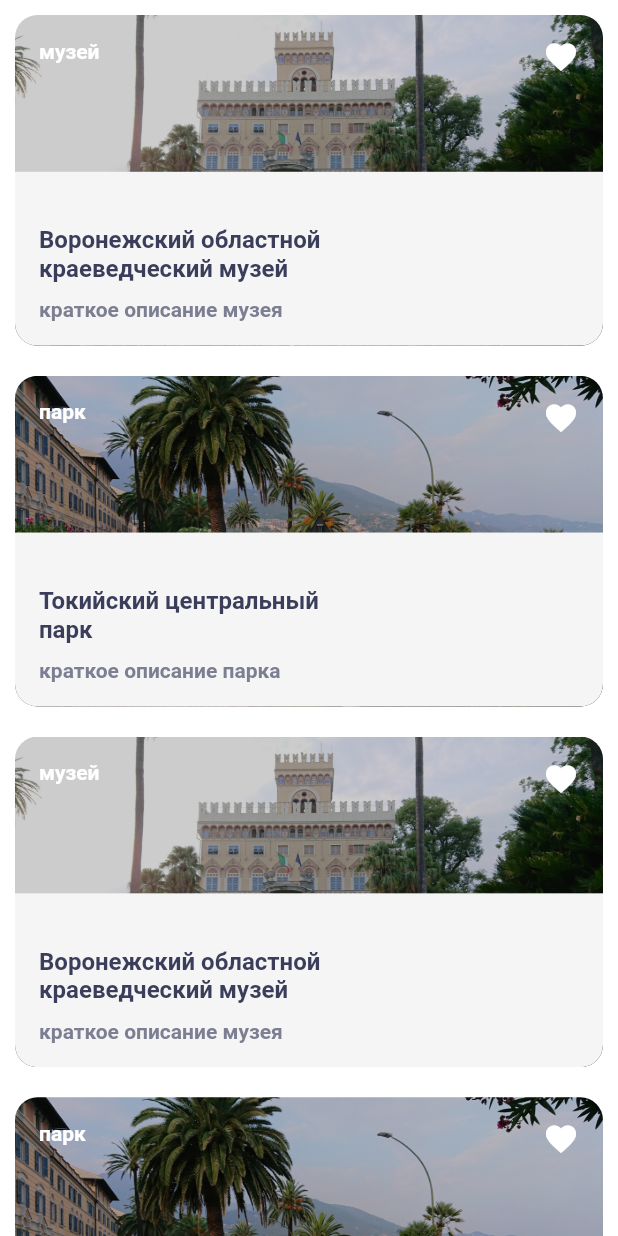
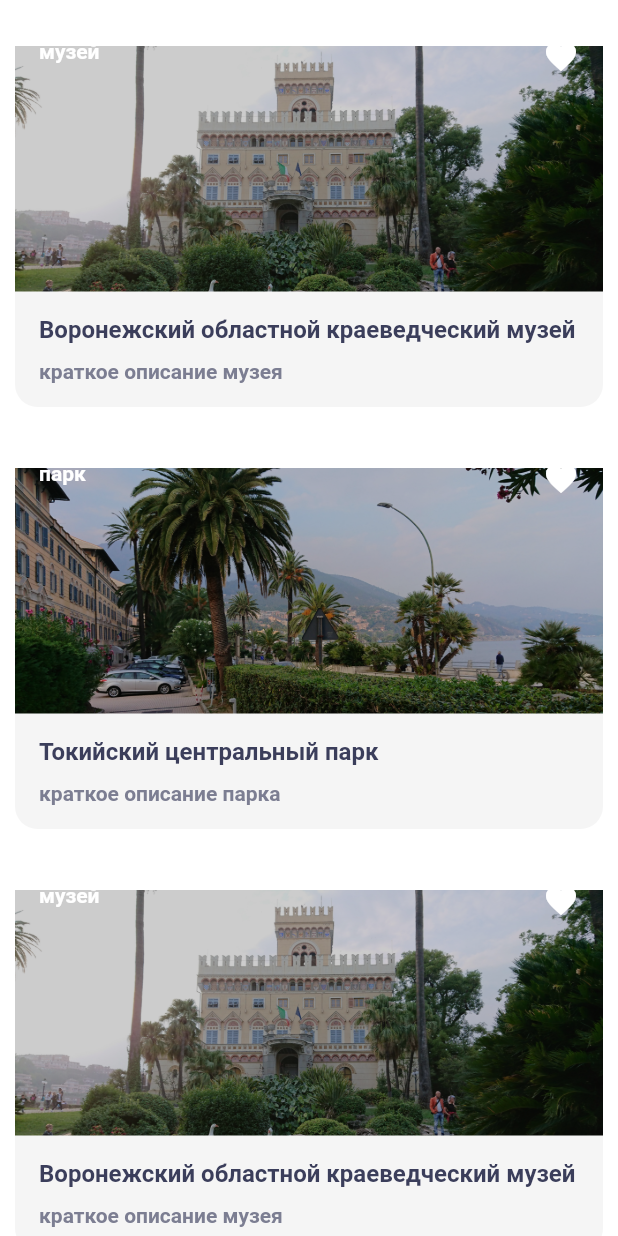
Before and after one commit to oshulyak/surf-flutter-course-shulyak, a Flutter app: the screen it shows after launch, on a phone screen of 412 x 824 dp. Run offline on Flutter 3.47's test engine with Material 2 defaults, Android fonts, the phone set to English and light mode, and no system bars.

```diff
--- a/lib/ui/screen/sight_card.dart
+++ b/lib/ui/screen/sight_card.dart
@@ -17,10 +17,13 @@ class SightCard extends StatelessWidget {
         child: Stack(
           alignment: Alignment.bottomCenter,
           children: [
-            Image.asset(
+            AspectRatio(
+              aspectRatio: 3/2,
+                          child: Image.asset(
                 sight.url,
                 color: Colors.black.withOpacity(0.2),
                 colorBlendMode: BlendMode.srcOver,
+              ),
             ),
             Container(
               color: bgGrey,
@@ -30,17 +33,20 @@ class SightCard extends StatelessWidget {
               child: Column(
                 crossAxisAlignment: CrossAxisAlignment.start,
                 children: [
-                  SizedBox(height: 20),
+                  // SizedBox(height: 20),
                   Container(
                     margin: EdgeInsets.only(bottom: 10),
-                    child: ConstrainedBox(
-                        constraints: BoxConstraints(
-                          maxWidth: 200,
-                        ),
+                    // child:
+                    // ConstrainedBox(
+                    //     constraints: BoxConstraints(
+                    //       maxWidth: 200,
+                    //     ),
                     child: Text(
                       sight.name,
                       style: textCardHead,
-                        )),
+                    )
+                    // )
+                    ,
                   ),
                   Container(
                     // margin: EdgeInsets.all(20),
```
Lines whose indentation alone changed are shown as unchanged.
